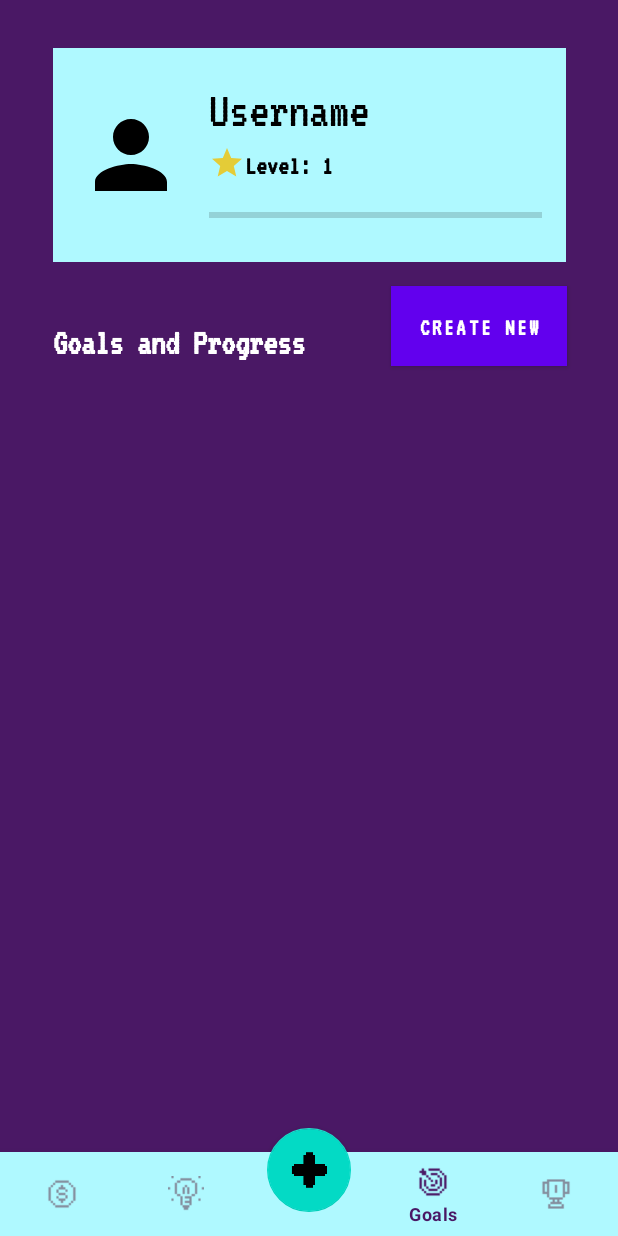
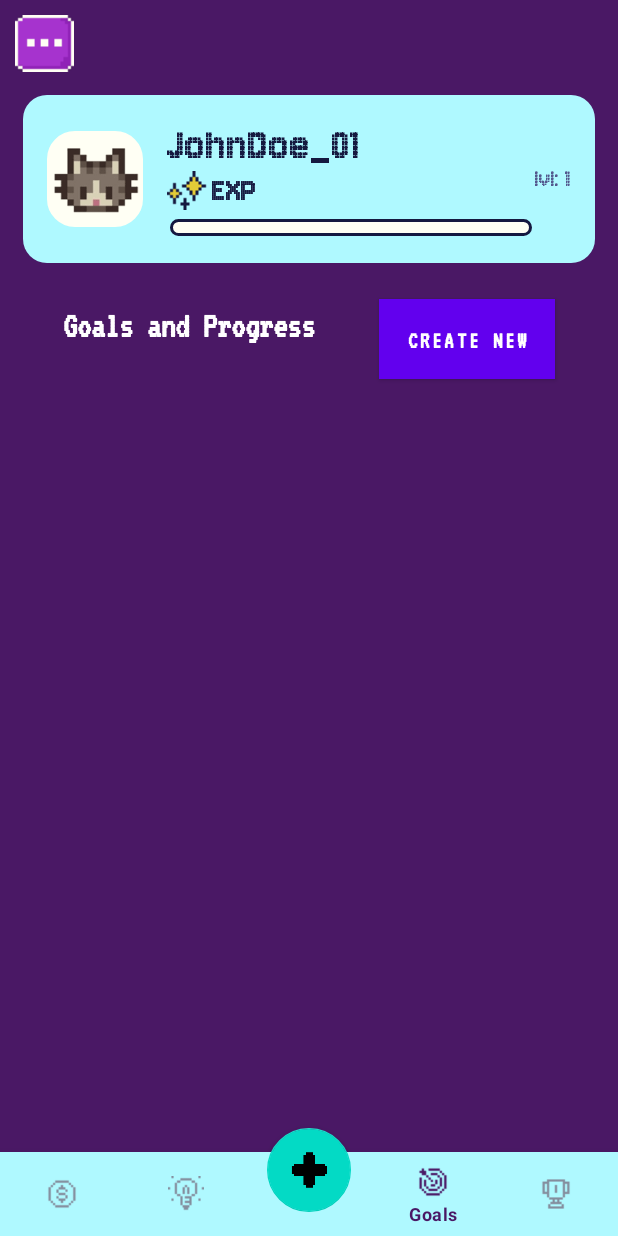
Before and after one commit to pham-brandon/CashQuest, an Android app: the GoalsActivity screen opened directly, with no data from a screen before it, on a phone screen of 412 x 824 dp. Run offline under Robolectric (Android 15) with nearby library versions, the light colour scheme and no system bars.

Commit message:
Fixed goals activity with profile fragment merge

```diff
--- a/app/src/main/java/com/personal_finance_app/GoalsActivity.java
+++ b/app/src/main/java/com/personal_finance_app/GoalsActivity.java
@@ -28,13 +28,13 @@ import java.util.Calendar;
 import java.util.List;
 
 public class GoalsActivity extends AppCompatActivity {
+
     private RecyclerView recyclerView;
     private GoalsAdapter goalsAdapter;
     private List<Goal> goalsList;
-    private ProgressBar expBar;
-    private TextView levelTextView;
     private PreferenceHelper preferencesHelper;
     private int lastEXP = -1;
+    private UserProfileFragment userProfileFragment;
 
     @Override
     protected void onCreate(Bundle savedInstanceState) {
@@ -43,67 +43,41 @@ public class GoalsActivity extends AppCompatActivity {
 
         preferencesHelper = new PreferenceHelper(this);
 
-        // Initialize the EXP and Level
-        expBar = findViewById(R.id.progressBar);
-        levelTextView = findViewById(R.id.user_level);
-
+        // Initialize the profile fragment
+        userProfileFragment = (UserProfileFragment) getSupportFragmentManager().findFragmentById(R.id.user_profile_fragment);
+        if (userProfileFragment == null) {
+            userProfileFragment = new UserProfileFragment();
+            getSupportFragmentManager().beginTransaction()
+                    .replace(R.id.profile_container, userProfileFragment)
+                    .commit();
+        }
 
         // Get EXP and Level from preferences
-        int exp = preferencesHelper.getUserExp();
-        int level = preferencesHelper.getUserLevel();
+        SharedPreferences prefs = getSharedPreferences("personal_finance_prefs", MODE_PRIVATE);
+        int exp = prefs.getInt("user_exp", 0);
+        int level = prefs.getInt("user_level", 1);
 
-        expBar.setProgress(exp % 15);
-        levelTextView.setText("Level: " + level);
-
+        // Initialize goals list and RecyclerView
         goalsList = new ArrayList<>();
         loadGoalsFromPreferences();
 
-        // Initialize RecyclerView
         recyclerView = findViewById(R.id.goals_recycler_view);
         recyclerView.setLayoutManager(new LinearLayoutManager(this));
 
-        //User currentUser = preferencesHelper.getCurrentUser();
-
-        // Reset the user's info for testing ...
-        //currentUser.setExp(0);
-        //currentUser.setLevel(1);
-        //updateEXPBar(0);
-        // goalsList.clear(); // Clear the goals list if needed
-
-        goalsAdapter = new GoalsAdapter(goalsList,this);
+        goalsAdapter = new GoalsAdapter(goalsList, this);
         recyclerView.setAdapter(goalsAdapter);
 
         Button addGoalButton = findViewById(R.id.add_goal_button);
-        addGoalButton.setOnClickListener(new View.OnClickListener() {
-            @Override
-            public void onClick(View v) {
-                promptNewGoal();
-            }
-        });
+        addGoalButton.setOnClickListener(v -> promptNewGoal());
 
-        // Initialize nav bar
         BottomNavigationView navView = findViewById(R.id.nav_view);
         navView.setSelectedItemId(R.id.menu_goals);
-
         navView.setOnItemSelectedListener(item -> {
-            int itemId = item.getItemId();
-
-            if (itemId == R.id.menu_expenses) {
+            if (item.getItemId() == R.id.menu_goals) return true;
+            if (item.getItemId() == R.id.menu_expenses) {
                 startActivity(new Intent(this, ExpensesActivity.class));
-                overridePendingTransition(0, 0); // No animation
-                return true;
-            } else if (itemId == R.id.menu_insights) {
-                startActivity(new Intent(this, InsightsActivity.class));
-                overridePendingTransition(0, 0); // No animation
-                return true;
-            } else if (itemId == R.id.menu_goals) {
-                return true;
-            } else if (itemId == R.id.menu_milestones) {
-                startActivity(new Intent(this, MilestonesActivity.class));
-                overridePendingTransition(0, 0); // No animation
                 return true;
             }
-
             return false;
         });
 
@@ -111,27 +85,57 @@ public class GoalsActivity extends AppCompatActivity {
         fab.setOnClickListener(view -> {
             Intent intent = new Intent(this, AddExpense.class);
             startActivity(intent);
-            overridePendingTransition(0, 0); // No animation
         });
+
+        // Update the EXP and Level in the fragment
+        updateEXPBar(exp);
     }
 
     @Override
     protected void onResume() {
         super.onResume();
-
-        // load EXP and level from SharedPreferences
         int exp = preferencesHelper.getUserExp();
         int level = preferencesHelper.getUserLevel();
-
         updateEXPBar(exp);
     }
 
+    public void updateEXPBar(int exp) {
+        if (exp == lastEXP) return; // Avoid redundant updates
+        lastEXP = exp;
+
+        int level = exp / 15;  // 15 EXP per level
+        int progress = exp % 15;
+        int progressPercentage = (progress * 100) / 15;
+
+        // Save updated values to preferences
+        preferencesHelper.setUserExp(exp);
+        preferencesHelper.setUserLevel(level);
+
+        // Update the UserProfileFragment with new level and progress
+        if (userProfileFragment != null) {
+            userProfileFragment.updateUserProfile(level + 1, progressPercentage); // +1 for 1-based level
+        }
+
+        // Debug logs
+        Log.d("EXP Progress", "Calculated progress: " + progressPercentage);
+        Log.d("EXP Level", "Current level: " + (level + 1));
+    }
+
+    public void increaseEXP(int expIncrease) {
+        int currentEXP = preferencesHelper.getUserExp();
+        int newEXP = currentEXP + expIncrease;
+
+        // Update the EXP bar and level
+        updateEXPBar(newEXP);
+
+        // Save the updated EXP to SharedPreferences
+        preferencesHelper.setUserExp(newEXP);
+    }
 
     private void promptNewGoal() {
         AlertDialog.Builder builder = new AlertDialog.Builder(this);
         builder.setTitle("New Goal");
 
-        // Set up the input for the description
         final EditText input = new EditText(this);
         input.setHint("Enter goal description");
         builder.setView(input);
@@ -139,7 +143,6 @@ public class GoalsActivity extends AppCompatActivity {
         builder.setPositiveButton("Next", (dialog, which) -> {
             String description = input.getText().toString().trim();
             if (!description.isEmpty()) {
-                // After description, prompt for due date
                 showDatePicker(description);
             }
         });
@@ -160,54 +163,16 @@ public class GoalsActivity extends AppCompatActivity {
                     addGoal(description, dueDate);
                 }, year, month, day);
 
-        // Set the minimum date to today
         datePickerDialog.getDatePicker().setMinDate(calendar.getTimeInMillis());
         datePickerDialog.show();
     }
 
     private void addGoal(String description, String dueDate) {
         goalsList.add(new Goal(description, "Due: " + dueDate, 5));
-
-
         goalsAdapter.notifyDataSetChanged();
-        saveGoalsToPreferences(); // Save updated goals list
+        saveGoalsToPreferences();
     }
 
-    public void updateEXPBar(int exp) {
-        if (exp == lastEXP) return; // Avoid redundant updates
-        lastEXP = exp;
-
-        // Calculate level and progress
-        int level = exp / 15;  // 15 EXP per level
-        int progress = exp % 15;
-        int progressPercentage = (progress * 100) / 15;
-
-        // Save updated values to preferences
-        preferencesHelper.setUserExp(exp);
-        preferencesHelper.setUserLevel(level);
-
-        // Update UI on main thread
-        runOnUiThread(() -> {
-            levelTextView.setText("Level: " + (level + 1)); // 1-based level
-            expBar.setProgress(progressPercentage);
-        });
-
-        // Debug logs
-        Log.d("EXP Progress", "Calculated progress: " + progressPercentage);
-        Log.d("EXP Level", "Current level: " + (level + 1));
-    }
-
-    public void increaseEXP(int expIncrease) {
-        // Get current EXP and update it
-        int currentEXP = preferencesHelper.getUserExp();
-        int newEXP = currentEXP + expIncrease;
-
-        // Update the EXP bar and level
-        updateEXPBar(newEXP);
-
-        // Save the updated EXP to SharedPreferences
-        preferencesHelper.setUserExp(newEXP);
-    }
     public void saveGoalsToPreferences() {
         SharedPreferences prefs = getSharedPreferences("personal_finance_prefs", MODE_PRIVATE);
         SharedPreferences.Editor editor = prefs.edit();
--- a/app/src/main/java/com/personal_finance_app/UserProfileFragment.java
+++ b/app/src/main/java/com/personal_finance_app/UserProfileFragment.java
@@ -1,5 +1,6 @@
 package com.personal_finance_app;
 
+import android.content.SharedPreferences;
 import android.os.Bundle;
 import android.view.LayoutInflater;
 import android.view.View;
@@ -41,11 +42,25 @@ public class UserProfileFragment extends Fragment {
         return view;
     }
 
-    // Add methods to update user data dynamically
     public void setUserProfile(String username, int level, int progress, int avatarResId) {
+        // Update UI components
         usernameTextView.setText(username);
         levelTextView.setText("lvl: " + level);
         progressBar.setProgress(progress);
         avatarImageView.setImageResource(avatarResId);
+
+        // Save data to SharedPreferences
+        SharedPreferences preferences = getActivity().getSharedPreferences("personal_finance_prefs", getActivity().MODE_PRIVATE);
+        SharedPreferences.Editor editor = preferences.edit();
+
+        editor.putInt("user_level", level);
+        editor.putInt("user_exp", progress); // Assuming progress is equivalent to EXP
+        editor.apply();  // Commit changes
     }
+
+    public void updateUserProfile(int level, int progress) {
+        levelTextView.setText("lvl: " + level);
+        progressBar.setProgress(progress);
+    }
+
 }
--- a/app/src/main/res/layout/activity_goals.xml
+++ b/app/src/main/res/layout/activity_goals.xml
@@ -7,73 +7,32 @@
     android:layout_width="match_parent"
     android:layout_height="match_parent"
     android:background="@color/purple_background">
+    <fragment
+        android:id="@+id/side_menu_fragment"
+        android:name="com.personal_finance_app.SideMenuFragment"
+        android:layout_width="wrap_content"
+        android:layout_height="wrap_content"
+        app:layout_constraintStart_toStartOf="@id/goals_layout"
+        app:layout_constraintTop_toTopOf="@id/goals_layout"
+        android:layout_marginStart="10dp"
+        android:layout_marginTop="10dp" />
+    <!-- Profile Fragment container -->
+    <FrameLayout
+        android:id="@+id/profile_container"
+        android:layout_width="match_parent"
+        android:layout_height="wrap_content"
+        android:layout_marginTop="16dp"
+        app:layout_constraintTop_toTopOf="parent" />
 
-    <!-- Profile Section (Top) with custom background -->
-    <LinearLayout
-        android:id="@+id/profile_section"
-        android:layout_width="342dp"
+    <fragment
+        android:id="@+id/user_profile_fragment"
+        android:name="com.personal_finance_app.UserProfileFragment"
+        android:layout_width="0dp"
         android:layout_height="wrap_content"
-        android:layout_marginTop="32dp"
-        android:background="@color/very_light_blue"
-        android:orientation="horizontal"
-        android:padding="16dp"
-        app:layout_constraintHorizontal_bias="0.5"
-        app:layout_constraintLeft_toLeftOf="parent"
-        app:layout_constraintRight_toRightOf="parent"
-        app:layout_constraintTop_toTopOf="parent">
-
-        <!-- Profile Image -->
-        <ImageView
-            android:id="@+id/imageView"
-            android:layout_width="72dp"
-            android:layout_height="72dp"
-            android:layout_gravity="center_vertical"
-            android:layout_marginEnd="16dp"
-            android:contentDescription="@string/username"
-            android:src="@drawable/profile_24" />
-
-        <!-- Container for Username, Level, and Progress Bar -->
-        <LinearLayout
-            android:layout_width="0dp"
-            android:layout_height="wrap_content"
-            android:layout_weight="1"
-            android:orientation="vertical">
-
-            <!-- Username TextView -->
-            <TextView
-                android:id="@+id/goals_user_profile"
-                android:layout_width="wrap_content"
-                android:layout_height="wrap_content"
-                android:fontFamily="@font/retro_font"
-                android:text="@string/username"
-                android:textColor="@android:color/black"
-                android:textSize="34sp" />
-
-            <!-- Level TextView -->
-            <TextView
-                android:id="@+id/user_level"
-                android:layout_width="wrap_content"
-                android:layout_height="wrap_content"
-                android:layout_marginTop="4dp"
-                android:fontFamily="@font/retro_font"
-                android:text="@string/exp"
-                android:textColor="@android:color/black"
-                android:textSize="18sp"
-                android:textStyle="bold"
-                app:drawableStartCompat="@drawable/star_goal_24dp" />
-
-            <!-- Progress Bar -->
-            <ProgressBar
-                android:id="@+id/progressBar"
-                style="?android:attr/progressBarStyleHorizontal"
-                android:layout_width="match_parent"
-                android:layout_height="30dp"
-                android:layout_marginTop="8dp"
-                android:max="100"
-                android:progress="50"
-                android:progressTint="@color/yellow" />
-        </LinearLayout>
-    </LinearLayout>
+        android:layout_margin="15dp"
+        app:layout_constraintTop_toBottomOf="@id/side_menu_fragment"
+        app:layout_constraintStart_toStartOf="parent"
+        app:layout_constraintEnd_toEndOf="parent" />
 
     <TextView
         android:id="@+id/goals_title"
@@ -84,20 +43,15 @@
         android:textColor="@android:color/white"
         android:textSize="24sp"
         android:textStyle="bold"
-        app:layout_constraintBottom_toBottomOf="parent"
-        app:layout_constraintEnd_toEndOf="parent"
-        app:layout_constraintHorizontal_bias="0.145"
+        app:layout_constraintEnd_toStartOf="@id/add_goal_button"
         app:layout_constraintStart_toStartOf="parent"
-        app:layout_constraintTop_toBottomOf="@id/profile_section"
-        app:layout_constraintVertical_bias="0.058" />
-
-    <!-- Bottom Navigation Bar -->
-
+        app:layout_constraintTop_toBottomOf="@id/user_profile_fragment"
+        android:layout_marginTop="24dp" />
     <Button
         android:id="@+id/add_goal_button"
         android:layout_width="117dp"
         android:layout_height="53dp"
-        android:layout_marginTop="16dp"
+        android:layout_marginTop="24dp"
         android:background="@color/light_purple"
         android:backgroundTint="@color/blue"
         android:fontFamily="@font/retro_font"
@@ -106,25 +60,22 @@
         android:textSize="16sp"
         android:textStyle="bold"
         app:layout_constraintEnd_toEndOf="parent"
-        app:layout_constraintHorizontal_bias="0.884"
-        app:layout_constraintStart_toStartOf="parent"
-        app:layout_constraintTop_toBottomOf="@id/profile_section" />
+        app:layout_constraintStart_toEndOf="@id/goals_title"
+        app:layout_constraintTop_toBottomOf="@id/user_profile_fragment" />
 
     <androidx.recyclerview.widget.RecyclerView
         android:id="@+id/goals_recycler_view"
-        android:layout_width="412dp"
-        android:layout_height="436dp"
-        android:layout_marginTop="4dp"
+        android:layout_width="420dp"
+        android:layout_height="536dp"
+        android:layout_marginTop="8dp"
         android:layout_marginBottom="4dp"
         android:nestedScrollingEnabled="false"
-        app:layout_constraintBottom_toBottomOf="parent"
         app:layout_constraintBottom_toTopOf="@id/nav_view"
         app:layout_constraintEnd_toEndOf="parent"
-        app:layout_constraintHorizontal_bias="0.0"
         app:layout_constraintStart_toStartOf="parent"
-        app:layout_constraintTop_toBottomOf="@id/goals_title"
-        app:layout_constraintVertical_bias="0.1" />
+        app:layout_constraintTop_toBottomOf="@id/add_goal_button" />
 
+    <!-- Bottom Navigation Bar -->
     <com.google.android.material.bottomnavigation.BottomNavigationView
         android:id="@+id/nav_view"
         android:layout_width="0dp"
@@ -139,6 +90,7 @@
         app:layout_constraintRight_toRightOf="parent"
         app:menu="@menu/bottom_nav_menu" />
 
+    <!-- Floating Action Button -->
     <com.google.android.material.floatingactionbutton.FloatingActionButton
         android:id="@+id/fab_add"
         android:layout_width="wrap_content"
@@ -151,5 +103,4 @@
         app:layout_constraintStart_toStartOf="parent"
         app:layout_constraintEnd_toEndOf="parent"
         android:layout_marginBottom="16dp" />
-
 </androidx.constraintlayout.widget.ConstraintLayout>
```
